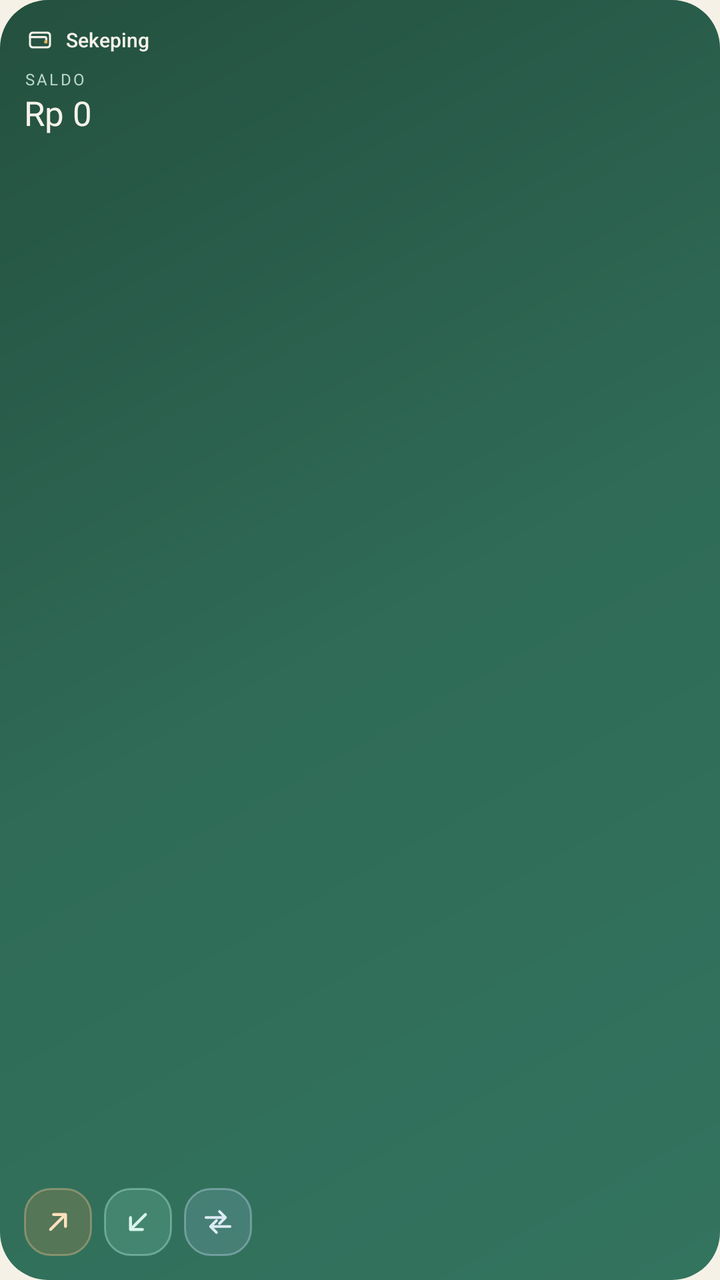
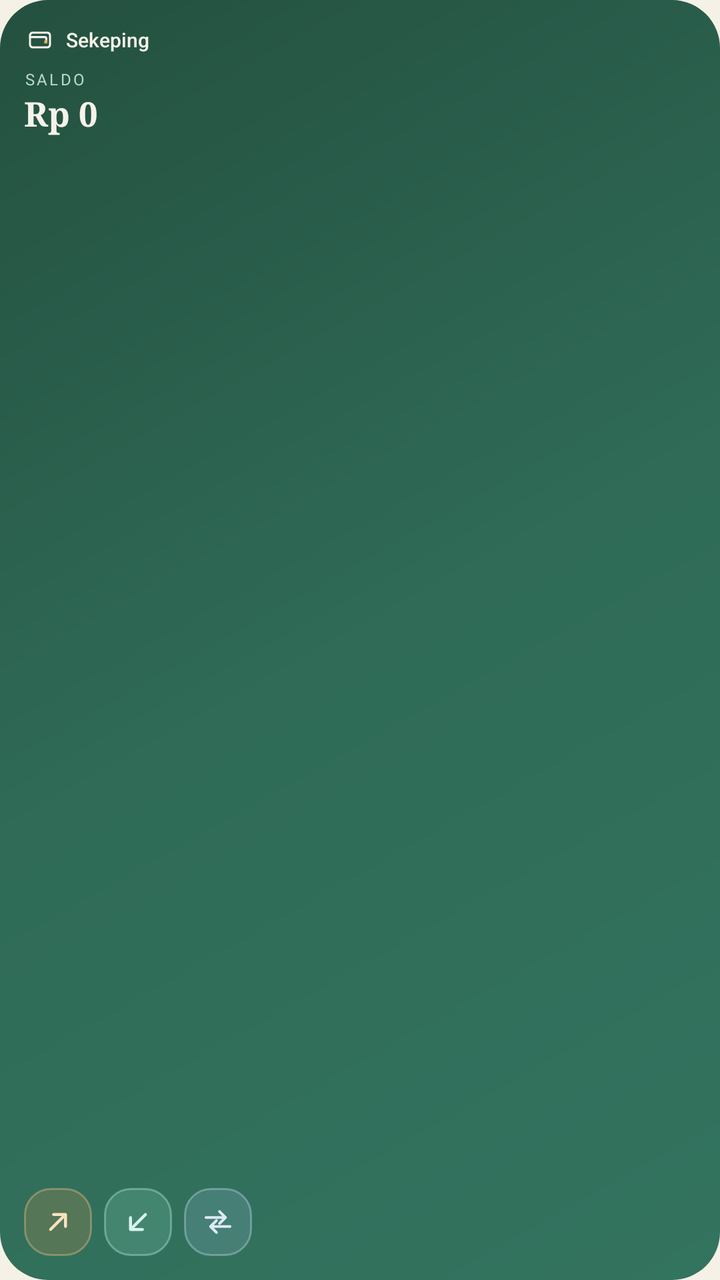

Screens rendered from an Android XML layout before and after an edit, with the pre-edit source and the edit as a unified diff.
<!-- AndroidManifest.xml: application theme Theme.Sekeping -->
<!-- res/layout/widget_sekeping_square.xml -->
<?xml version="1.0" encoding="utf-8"?>
<LinearLayout xmlns:android="http://schemas.android.com/apk/res/android"
    android:id="@+id/widget_root"
    android:layout_width="match_parent"
    android:layout_height="match_parent"
    android:background="@drawable/widget_bg"
    android:contentDescription="@string/widget_open"
    android:orientation="vertical"
    android:padding="12dp">

    <LinearLayout
        android:layout_width="match_parent"
        android:layout_height="wrap_content"
        android:gravity="center_vertical"
        android:orientation="horizontal">

        <ImageView
            android:layout_width="16dp"
            android:layout_height="16dp"
            android:contentDescription="@string/app_name"
            android:src="@drawable/ic_wallet" />

        <TextView
            android:layout_width="wrap_content"
            android:layout_height="wrap_content"
            android:layout_marginStart="5dp"
            android:fontFamily="sans-serif-medium"
            android:text="@string/app_name"
            android:textColor="@color/widget_cream"
            android:textSize="10sp" />
    </LinearLayout>

    <TextView
        android:id="@+id/widget_caption"
        android:layout_width="match_parent"
        android:layout_height="wrap_content"
        android:layout_marginTop="6dp"
        android:ellipsize="end"
        android:letterSpacing="0.14"
        android:maxLines="1"
        android:text="@string/widget_caption"
        android:textAllCaps="true"
        android:textColor="@color/widget_muted"
        android:textSize="8sp" />

    <TextView
        android:id="@+id/widget_balance"
        android:layout_width="match_parent"
        android:layout_height="wrap_content"
        android:ellipsize="end"
        style="@style/WidgetBalance"
        android:maxLines="1"
        android:text="Rp 0"
        android:textColor="@color/widget_cream"
        android:textSize="17sp" />

    <LinearLayout
        android:layout_width="match_parent"
        android:layout_height="0dp"
        android:layout_weight="1"
        android:orientation="vertical" />

    <LinearLayout
        android:layout_width="wrap_content"
        android:layout_height="wrap_content"
        android:gravity="center_vertical"
        android:orientation="horizontal">

        <ImageView
            android:id="@+id/widget_expense"
            android:layout_width="34dp"
            android:layout_height="34dp"
            android:background="@drawable/widget_btn_expense"
            android:clickable="true"
            android:contentDescription="@string/widget_expense"
            android:focusable="true"
            android:padding="8dp"
            android:src="@drawable/ic_widget_expense"
            android:tint="@color/widget_icon_expense" />

        <ImageView
            android:id="@+id/widget_income"
            android:layout_width="34dp"
            android:layout_height="34dp"
            android:layout_marginStart="6dp"
            android:background="@drawable/widget_btn_income"
            android:clickable="true"
            android:contentDescription="@string/widget_income"
            android:focusable="true"
            android:padding="8dp"
            android:src="@drawable/ic_widget_income"
            android:tint="@color/widget_icon_income" />

        <ImageView
            android:id="@+id/widget_transfer"
            android:layout_width="34dp"
            android:layout_height="34dp"
            android:layout_marginStart="6dp"
            android:background="@drawable/widget_btn_transfer"
            android:clickable="true"
            android:contentDescription="@string/widget_transfer"
            android:focusable="true"
            android:padding="8dp"
            android:src="@drawable/ic_widget_transfer"
            android:tint="@color/widget_icon_transfer" />
    </LinearLayout>
</LinearLayout>
<!-- resources referenced by this layout -->
<resources>
  <color name="widget_cream">#F6F2E9</color>
  <color name="widget_icon_expense">#FFE1BC</color>
  <color name="widget_icon_income">#D8F6EA</color>
  <color name="widget_icon_transfer">#DCEBF7</color>
  <color name="widget_muted">#B9D6CA</color>
  <!-- drawable ic_widget_expense (drawable) -->
  <?xml version="1.0" encoding="utf-8"?>
  <vector xmlns:android="http://schemas.android.com/apk/res/android"
      android:width="24dp"
      android:height="24dp"
      android:viewportWidth="24"
      android:viewportHeight="24">
      <path
          android:fillColor="#00000000"
          android:pathData="M7,17L17,7M9,7h8v8"
          android:strokeColor="#FFFFFFFF"
          android:strokeLineCap="round"
          android:strokeLineJoin="round"
          android:strokeWidth="1.9" />
  </vector>
  <!-- drawable widget_bg (drawable) -->
  <?xml version="1.0" encoding="utf-8"?>
  <shape xmlns:android="http://schemas.android.com/apk/res/android"
      android:shape="rectangle">
      <gradient
          android:angle="135"
          android:centerColor="@color/brand"
          android:endColor="@color/brand_dark"
          android:startColor="#33745F"
          android:type="linear" />
      <corners android:radius="24dp" />
  </shape>
  <!-- drawable widget_btn_expense (drawable) -->
  <?xml version="1.0" encoding="utf-8"?>
  <ripple xmlns:android="http://schemas.android.com/apk/res/android"
      android:color="#33FFFFFF">
      <item>
          <shape android:shape="rectangle">
              <solid android:color="#3DC98A4B" />
              <corners android:radius="13dp" />
              <stroke
                  android:width="1dp"
                  android:color="#66E8BE8C" />
          </shape>
      </item>
  </ripple>
  <!-- drawable widget_btn_income (drawable) -->
  <?xml version="1.0" encoding="utf-8"?>
  <ripple xmlns:android="http://schemas.android.com/apk/res/android"
      android:color="#33FFFFFF">
      <item>
          <shape android:shape="rectangle">
              <solid android:color="#338FD8C0" />
              <corners android:radius="13dp" />
              <stroke
                  android:width="1dp"
                  android:color="#66B4EED8" />
          </shape>
      </item>
  </ripple>
  <!-- drawable widget_btn_transfer (drawable) -->
  <?xml version="1.0" encoding="utf-8"?>
  <ripple xmlns:android="http://schemas.android.com/apk/res/android"
      android:color="#33FFFFFF">
      <item>
          <shape android:shape="rectangle">
              <solid android:color="#339DBBD4" />
              <corners android:radius="13dp" />
              <stroke
                  android:width="1dp"
                  android:color="#66BED7EC" />
          </shape>
      </item>
  </ripple>
  <string name="app_name">Sekeping</string>
  <string name="widget_caption">Saldo</string>
  <string name="widget_expense">Pengeluaran</string>
  <string name="widget_income">Pendapatan</string>
  <string name="widget_open">Buka Sekeping</string>
  <string name="widget_transfer">Transfer</string>
  <style name="WidgetBalance">
          <item name="android:fontFamily">serif</item>
          <item name="android:textStyle">bold</item>
      </style>
  <style name="Theme.Sekeping" parent="Theme.AppCompat.DayNight.NoActionBar">
          <item name="colorPrimary">@color/brand</item>
          <item name="colorPrimaryDark">@color/paper</item>
          <item name="colorAccent">@color/accent</item>
          <item name="android:windowBackground">@color/paper</item>
          <item name="android:statusBarColor">@color/paper</item>
          <item name="android:navigationBarColor">@color/paper</item>
          <item name="android:windowLightStatusBar">true</item>
      </style>
  <color name="brand">#2F6B57</color>
  <color name="brand_dark">#24503F</color>
  <color name="paper">#F6F1E7</color>
  <color name="accent">#2F6B57</color>
  <!-- unchanged entries left out for length: 3 -->
</resources>

<!-- the commit's change to res/layout/widget_sekeping_square.xml (unified diff, before → after) -->
@@ -48,7 +48,8 @@
         android:layout_width="match_parent"
         android:layout_height="wrap_content"
         android:ellipsize="end"
-        style="@style/WidgetBalance"
+        android:fontFamily="serif"
+        android:textStyle="bold"
         android:maxLines="1"
         android:text="Rp 0"
         android:textColor="@color/widget_cream"
<!-- resource entries referenced after the edit -->
@@ -80,10 +80,6 @@
   <string name="widget_income">Pendapatan</string>
   <string name="widget_open">Buka Sekeping</string>
   <string name="widget_transfer">Transfer</string>
-  <style name="WidgetBalance">
-          <item name="android:fontFamily">serif</item>
-          <item name="android:textStyle">bold</item>
-      </style>
   <style name="Theme.Sekeping" parent="Theme.AppCompat.DayNight.NoActionBar">
           <item name="colorPrimary">@color/brand</item>
           <item name="colorPrimaryDark">@color/paper</item>
